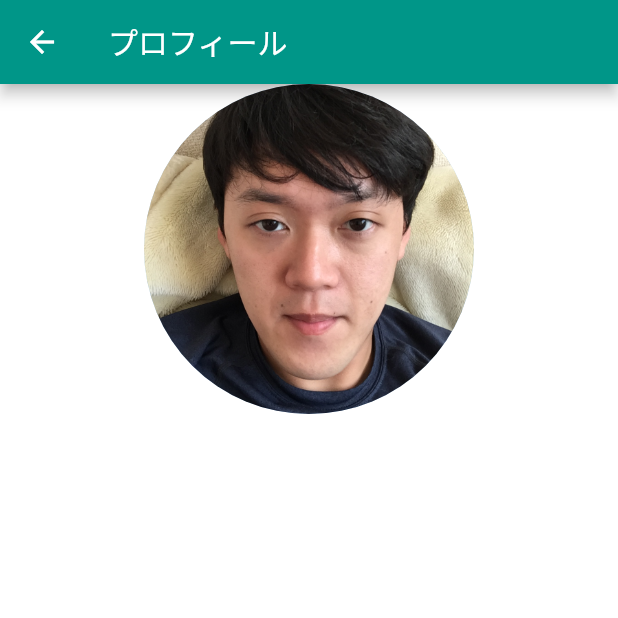
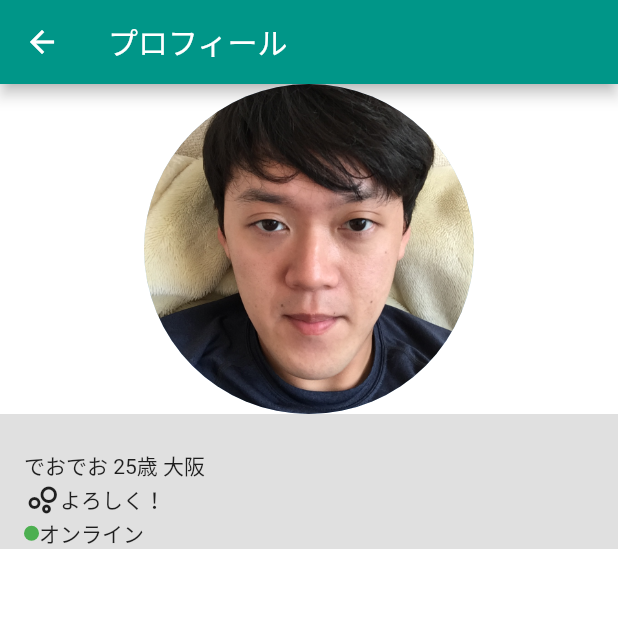
Before and after one commit to hideokawahara/diary_app, a Flutter app: the MyProfileScreen screen opened directly, on a phone screen of 412 x 824 dp, the top half of it. Run offline on Flutter 3.47's test engine with Material 2 defaults, Android fonts, the phone set to English and light mode, and no system bars.

Commit message:
feat: 自己紹介ステータス作成

```diff
--- a/lib/screens/my_profile_screen.dart
+++ b/lib/screens/my_profile_screen.dart
@@ -26,10 +26,64 @@ class MyProfileScreenBody extends StatelessWidget {
       width: double.infinity,
       child: Column(
         children: <Widget>[
-          CircleAvatar(
-            radius: 110.0,
-            backgroundImage: AssetImage(
-              'images/dummy/myPage_icon.jpg',
+          Container(
+            // width: double.infinity,
+            decoration: BoxDecoration(
+                // color: Colors.blueAccent,
+                // image: DecorationImage(
+                //     image: AssetImage(
+                //       'images/dummy/dummy_person1.jpeg',
+                //     ),
+                //     fit: BoxFit.cover),
+                ),
+            child: CircleAvatar(
+              radius: 110.0,
+              backgroundImage: AssetImage(
+                'images/dummy/myPage_icon.jpg',
+              ),
+            ),
+          ),
+          Container(
+            color: Colors.black12,
+            padding: const EdgeInsets.fromLTRB(
+              16.0,
+              24.0,
+              16.0,
+              0,
+            ),
+            width: double.infinity,
+            child: Column(
+              crossAxisAlignment: CrossAxisAlignment.start,
+              children: <Widget>[
+                Text(
+                  'でおでお 25歳 大阪',
+                ),
+                Row(
+                  children: <Widget>[
+                    Icon(
+                      Icons.bubble_chart_outlined,
+                    ),
+                    Text(
+                      'よろしく！',
+                    ),
+                  ],
+                ),
+                Row(
+                  children: <Widget>[
+                    Container(
+                      width: 10.0,
+                      height: 10.0,
+                      decoration: BoxDecoration(
+                        borderRadius: BorderRadius.circular(25.0),
+                        color: Colors.green,
+                      ),
+                    ),
+                    Text(
+                      'オンライン',
+                    ),
+                  ],
+                ),
+              ],
             ),
           ),
         ],
```
